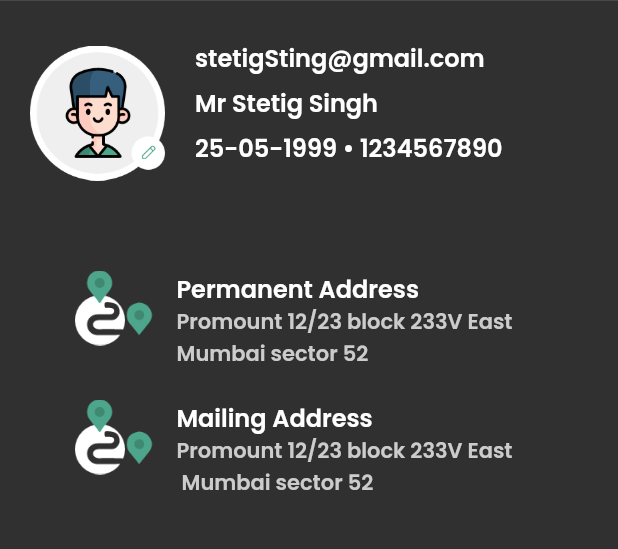
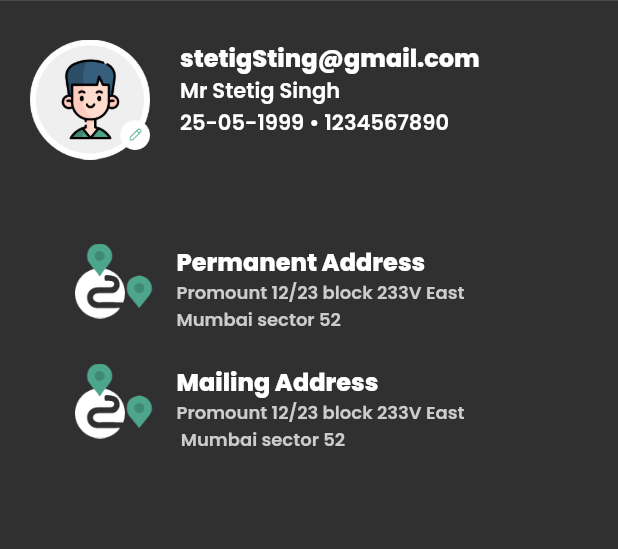
Before and after one commit to pratikKataria/KRC-MobileApp, a Flutter app: the ProfileScreen screen opened directly, on a phone screen of 412 x 824 dp, the part 67-616 px from its top. Run offline on Flutter 3.47's test engine with Material 2 defaults, Android fonts, the phone set to English and light mode, and no system bars; our stand-ins replace connectivity, expandable, fluttertoast, logger, progress_dialog, shared_preferences; missing offline and left inert: matrix4_transform; accounts and stored records are empty; project files that could hold a hidden picture were left out.

Commit message:
➕ profile screen fonts fixed

```diff
--- a/lib/ui/profile/profile_screen.dart
+++ b/lib/ui/profile/profile_screen.dart
@@ -25,17 +25,16 @@ class _ProfileScreenState extends State<ProfileScreen> {
                 Row(
                   children: [
                     horizontalSpace(20.0),
-                    Image.asset(Images.kIconProfile, height: 90.0),
+                    Image.asset(Images.kIconProfile, height: 80.0),
                     horizontalSpace(20.0),
                     Column(
+                      mainAxisAlignment: MainAxisAlignment.spaceEvenly,
                       crossAxisAlignment: CrossAxisAlignment.start,
                       children: [
                         verticalSpace(6.0),
-                        Text('stetigSting@gmail.com', style: textStyleWhite16px500w),
-                        verticalSpace(6.0),
-                        Text('Mr Stetig Singh', style: textStyleWhite16px500w),
-                        verticalSpace(6.0),
-                        Text('25-05-1999 \u2022 1234567890', style: textStyleWhite16px500w),
+                        Text('stetigSting@gmail.com', style: textStyleWhite16px700w),
+                        Text('Mr Stetig Singh', style: textStyleWhite14px500w),
+                        Text('25-05-1999 \u2022 1234567890', style: textStyleWhite14px500w),
                         verticalSpace(20.0),
                       ],
                     ),
@@ -51,17 +50,19 @@ class _ProfileScreenState extends State<ProfileScreen> {
                       height: 50.0,
                     ),
                     horizontalSpace(16.0),
-                    RichText(
+                    Expanded(
+                      child: RichText(
                         maxLines: 10,
                         text: TextSpan(
                           text: 'Permanent Address\n',
-                        style: textStyleWhite16px600w,
+                          style: textStyleWhite16px700w,
                           children: [
                             TextSpan(
                               text: 'Promount 12/23 block 233V East\nMumbai sector 52',
-                            style: textStyleSubText14px500w,
+                              style: textStyleSubText12px500w,
                             ),
                           ],
+                        ),
                       ),
                     ),
                     horizontalSpace(20.0),
@@ -81,11 +82,11 @@ class _ProfileScreenState extends State<ProfileScreen> {
                       maxLines: 10,
                       text: TextSpan(
                         text: 'Mailing Address\n',
-                        style: textStyleWhite16px600w,
+                        style: textStyleWhite16px700w,
                         children: [
                           TextSpan(
                             text: 'Promount 12/23 block 233V East\n Mumbai sector 52',
-                            style: textStyleSubText14px500w,
+                            style: textStyleSubText12px500w,
                           ),
                         ],
                       ),
```
Lines whose indentation alone changed are shown as unchanged.
